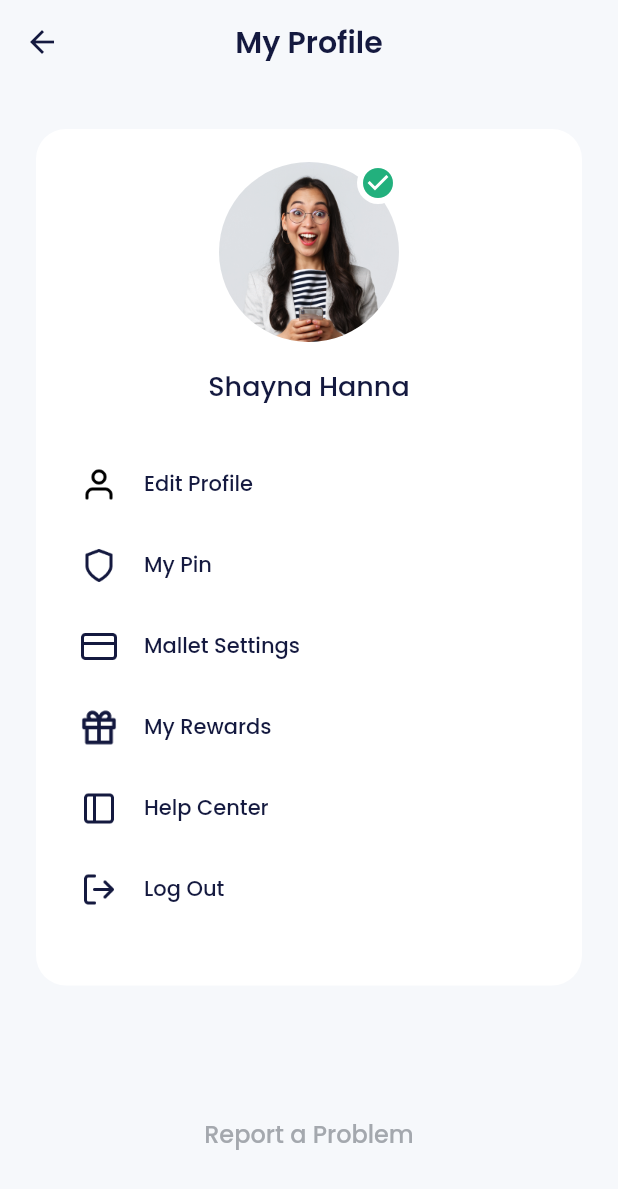
After one commit to ryanseptiyanto/bank_sha, a Flutter app: the HomePage screen opened by its route, after a tap on the "check circle" icon, on a phone screen of 412 x 824 dp. The commit adds this screen. Shown: the top 1189 px of the screen. Run offline on Flutter 3.47's test engine with Material 2 defaults, Android fonts, the phone set to English and light mode, and no system bars; our stand-ins replace carousel_slider, google_fonts.

Commit message:
menambah profil page

```diff
--- a/lib/main.dart
+++ b/lib/main.dart
@@ -1,5 +1,6 @@
 import 'package:bank_sha/ui/pages/home_page.dart';
 import 'package:bank_sha/ui/pages/onboarding_page.dart';
+import 'package:bank_sha/ui/pages/profile_page.dart';
 import 'package:bank_sha/ui/pages/sign_in_page.dart';
 import 'package:bank_sha/ui/pages/sign_up_page.dart';
 import 'package:bank_sha/ui/pages/sign_up_set_ktp_page.dart';
@@ -26,6 +27,7 @@ class MyApp extends StatelessWidget {
         '/sign-up-set-ktp': (context) => const SignUpSetKtpPage(),
         '/sign-up-success': (context) => const SignUpSuccessPage(),
         '/home': (context) => const HomePage(),
+        '/profile': (context) => const ProfilePage(),
       },
     );
   }
--- a/lib/ui/pages/home_page.dart
+++ b/lib/ui/pages/home_page.dart
@@ -81,7 +81,7 @@ class HomePage extends StatelessWidget {
           horizontal: 24,
         ),
         children: [
-          buildProfile(),
+          buildProfile(context),
           buildWalletcard(),
           buildLevel(),
           buildServices(),
@@ -93,7 +93,7 @@ class HomePage extends StatelessWidget {
     );
   }
 
-  Widget buildProfile() {
+  Widget buildProfile(BuildContext context) {
     return Container(
       margin: const EdgeInsets.only(
         top: 20,
@@ -122,7 +122,11 @@ class HomePage extends StatelessWidget {
               )
             ],
           ),
-          Container(
+          GestureDetector(
+            onTap: () {
+              Navigator.pushNamed(context, '/profile');
+            },
+            child: Container(
               width: 60,
               height: 60,
               decoration: const BoxDecoration(
@@ -145,6 +149,7 @@ class HomePage extends StatelessWidget {
                       Icons.check_circle,
                       color: greenColor,
                       size: 14,
+                    ),
                   ),
                 ),
               ),
--- /dev/null
+++ b/lib/ui/pages/profile_page.dart
@@ -0,0 +1,135 @@
+import 'package:bank_sha/shared/theme.dart';
+import 'package:bank_sha/ui/widgets/buttons.dart';
+import 'package:bank_sha/ui/widgets/profile_menu_item.dart';
+import 'package:flutter/material.dart';
+
+class ProfilePage extends StatelessWidget {
+  const ProfilePage({Key? key}) : super(key: key);
+
+  @override
+  Widget build(BuildContext context) {
+    return Scaffold(
+      backgroundColor: lightBackgroundColor,
+      appBar: AppBar(
+        backgroundColor: lightBackgroundColor,
+        elevation: 0,
+        centerTitle: true,
+        iconTheme: IconThemeData(
+          color: blackColor,
+        ),
+        title: Text(
+          'My Profile',
+          style: blackTextStyle.copyWith(
+            fontSize: 20,
+            fontWeight: semiBold,
+          ),
+        ),
+      ),
+      body: ListView(
+        padding: const EdgeInsets.symmetric(
+          horizontal: 24,
+        ),
+        children: [
+          const SizedBox(
+            height: 30,
+          ),
+          Container(
+            padding: const EdgeInsets.symmetric(
+              horizontal: 30,
+              vertical: 22,
+            ),
+            decoration: BoxDecoration(
+              color: whiteColor,
+              borderRadius: BorderRadius.circular(20),
+            ),
+            child: Column(
+              children: [
+                Container(
+                  width: 120,
+                  height: 120,
+                  decoration: const BoxDecoration(
+                    shape: BoxShape.circle,
+                    image: DecorationImage(
+                      image: AssetImage('assets/img_profile.png'),
+                    ),
+                  ),
+                  child: Align(
+                    alignment: Alignment.topRight,
+                    child: Container(
+                      width: 28,
+                      height: 28,
+                      decoration: BoxDecoration(
+                        shape: BoxShape.circle,
+                        color: whiteColor,
+                      ),
+                      child: Center(
+                        child: Icon(
+                          Icons.check_circle,
+                          color: greenColor,
+                          size: 24,
+                        ),
+                      ),
+                    ),
+                  ),
+                ),
+                const SizedBox(
+                  height: 16,
+                ),
+                Text(
+                  'Shayna Hanna',
+                  style: blackTextStyle.copyWith(
+                    fontSize: 18,
+                    fontWeight: medium,
+                  ),
+                ),
+                const SizedBox(
+                  height: 40,
+                ),
+                ProfileMenuItem(
+                  iconUrl: 'assets/ic_edit_profile.png',
+                  title: 'Edit Profile',
+                  onTap: () {},
+                ),
+                ProfileMenuItem(
+                  iconUrl: 'assets/ic_pin.png',
+                  title: 'My Pin',
+                  onTap: () {},
+                ),
+                ProfileMenuItem(
+                  iconUrl: 'assets/ic_wallet.png',
+                  title: 'Mallet Settings',
+                  onTap: () {},
+                ),
+                ProfileMenuItem(
+                  iconUrl: 'assets/ic_reward.png',
+                  title: 'My Rewards',
+                  onTap: () {},
+                ),
+                ProfileMenuItem(
+                  iconUrl: 'assets/ic_help.png',
+                  title: 'Help Center',
+                  onTap: () {},
+                ),
+                ProfileMenuItem(
+                  iconUrl: 'assets/ic_logout.png',
+                  title: 'Log Out',
+                  onTap: () {},
+                ),
+              ],
+            ),
+          ),
+          const SizedBox(
+            height: 87,
+          ),
+          CustomTextButton(
+            title: 'Report a Problem',
+            onPressed: () {},
+          ),
+          const SizedBox(
+            height: 50,
+          ),
+        ],
+      ),
+    );
+  }
+}
--- /dev/null
+++ b/lib/ui/widgets/profile_menu_item.dart
@@ -0,0 +1,43 @@
+import 'package:bank_sha/shared/theme.dart';
+import 'package:flutter/material.dart';
+
+class ProfileMenuItem extends StatelessWidget {
+  final String iconUrl;
+  final String title;
+  final VoidCallback? onTap;
+  const ProfileMenuItem({
+    Key? key,
+    required this.iconUrl,
+    required this.title,
+    this.onTap,
+  }) : super(key: key);
+
+  @override
+  Widget build(BuildContext context) {
+    return GestureDetector(
+      onTap: onTap,
+      child: Container(
+        margin: const EdgeInsets.only(
+          bottom: 30,
+        ),
+        child: Row(
+          children: [
+            Image.asset(
+              iconUrl,
+              width: 24,
+            ),
+            const SizedBox(
+              width: 18,
+            ),
+            Text(
+              title,
+              style: blackTextStyle.copyWith(
+                fontWeight: medium,
+              ),
+            )
+          ],
+        ),
+      ),
+    );
+  }
+}
```
Lines whose indentation alone changed are shown as unchanged.
